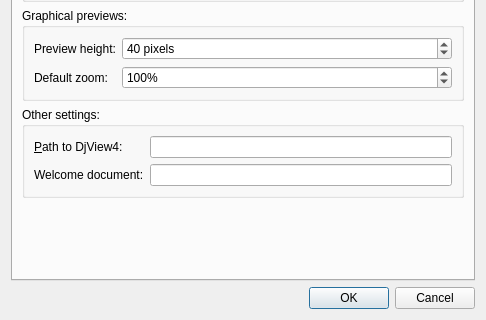
Before: the Qt Designer form src/preferencesdialog.ui in jsbien/djview-poliqarp_fork, drawn with Qt 5; both pictures show x 0 to 486 and y 207 to 527 of the 486 by 527 pixel window.
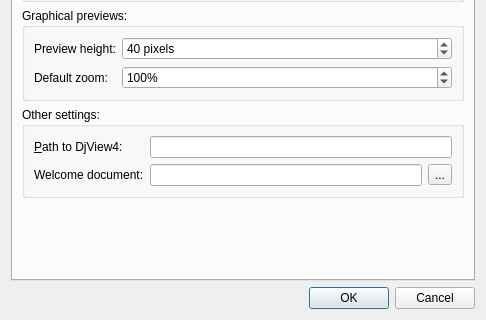
After: the same form once the commit is applied.

Commit message: Select welcome document. See #297

```diff
--- a/src/preferencesdialog.ui
+++ b/src/preferencesdialog.ui
@@ -198,7 +198,7 @@
          <property name="title">
           <string>Other settings:</string>
          </property>
-         <layout class="QFormLayout" name="formLayout_3">
+         <layout class="QGridLayout" name="gridLayout">
           <item row="0" column="0">
            <widget class="QLabel" name="label">
             <property name="text">
@@ -233,6 +233,8 @@
            </widget>
           </item>
           <item row="1" column="1">
+           <layout class="QHBoxLayout" name="welcomeLayout">
+            <item>
            <widget class="QLineEdit" name="welcomeEdit">
             <property name="minimumSize">
              <size>
@@ -244,6 +246,15 @@
              <string/>
             </property>
            </widget>
+            </item>
+            <item>
+             <widget class="QToolButton" name="welcomeButton">
+              <property name="text">
+               <string>...</string>
+              </property>
+             </widget>
+            </item>
+           </layout>
           </item>
          </layout>
         </widget>
```
Lines whose indentation alone changed are shown as unchanged. The commit also changes 2 other files.
